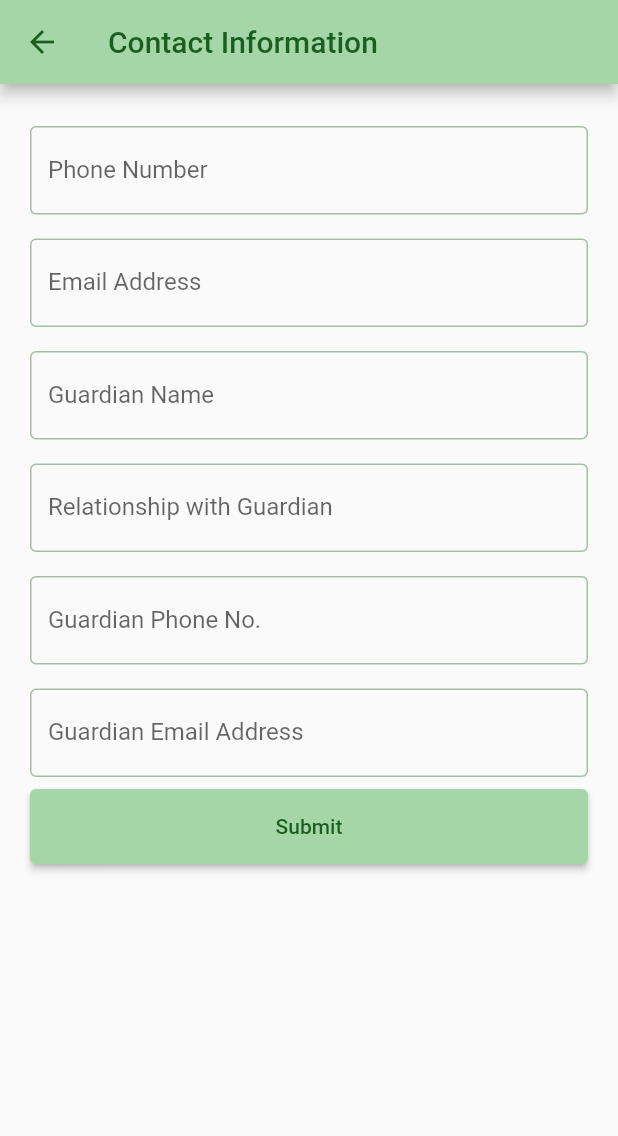
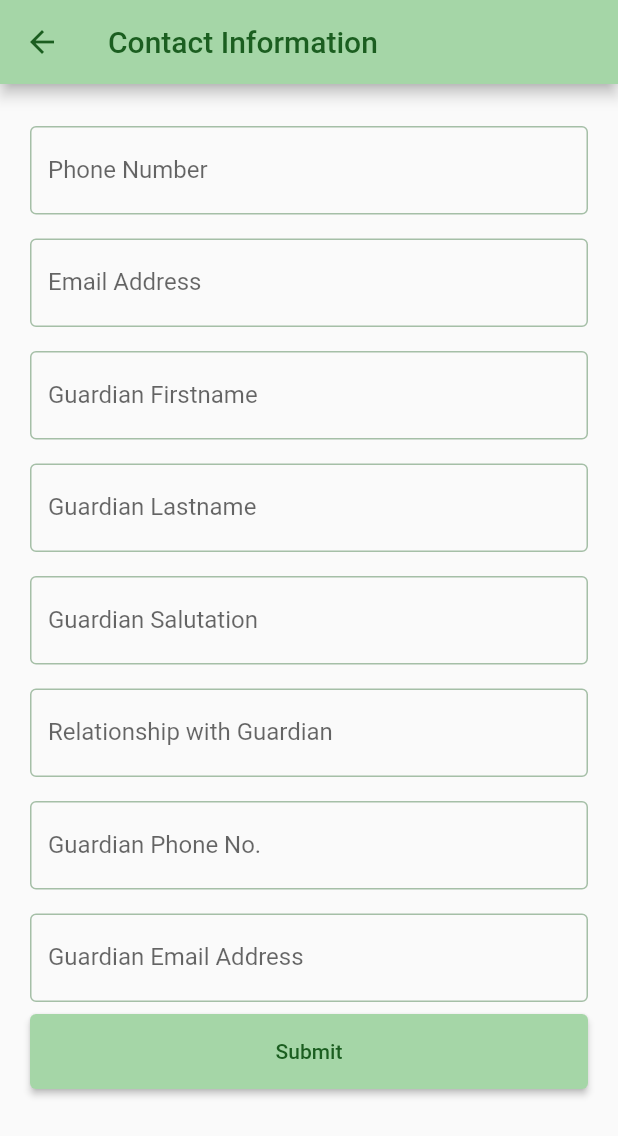
Before and after one commit to dianasupangan/ACTSafe_MobileApp, a Flutter app: the ContactInfoScreen screen opened by its route, after a tap on "Submit", on a phone screen of 412 x 824 dp. Shown: the top 1136 px of the screen. Run offline on Flutter 3.47's test engine with Material 2 defaults, Android fonts, the phone set to English and light mode, and no system bars; our stand-ins replace qr_flutter.

Commit message:
contact information

```diff
--- a/actsafe/lib/screen/contact/components/cinfo_form.dart
+++ b/actsafe/lib/screen/contact/components/cinfo_form.dart
@@ -1,4 +1,11 @@
+import 'dart:convert';
+
 import 'package:flutter/material.dart';
+import 'package:provider/provider.dart';
+import 'package:http/http.dart' as http;
+
+import '../../../model/user.dart';
+import '../../../utils/snackbar_helper.dart';
 
 class ContactForm extends StatefulWidget {
   const ContactForm({super.key});
@@ -11,7 +18,9 @@ class _ContactFormState extends State<ContactForm> {
   //add controller
   final phoneNumController = TextEditingController();
   final emailAddController = TextEditingController();
-  final guardianNameController = TextEditingController();
+  final guardianFirstNameController = TextEditingController();
+  final guardianLastNameController = TextEditingController();
+  final salutationController = TextEditingController();
   final guardianRelController = TextEditingController();
   final guardianPhoneNumController = TextEditingController();
   final guardianEmailAddController = TextEditingController();
@@ -44,10 +53,30 @@ class _ContactFormState extends State<ContactForm> {
           padding: const EdgeInsets.symmetric(vertical: 8.0),
           child: TextField(
             decoration: const InputDecoration(
-              label: Text('Guardian Name'),
+              label: Text('Guardian Firstname'),
               border: OutlineInputBorder(),
             ),
-            controller: guardianNameController,
+            controller: guardianFirstNameController,
+          ),
+        ),
+        Padding(
+          padding: const EdgeInsets.symmetric(vertical: 8.0),
+          child: TextField(
+            decoration: const InputDecoration(
+              label: Text('Guardian Lastname'),
+              border: OutlineInputBorder(),
+            ),
+            controller: guardianLastNameController,
+          ),
+        ),
+        Padding(
+          padding: const EdgeInsets.symmetric(vertical: 8.0),
+          child: TextField(
+            decoration: const InputDecoration(
+              label: Text('Guardian Salutation'),
+              border: OutlineInputBorder(),
+            ),
+            controller: salutationController,
           ),
         ),
         Padding(
@@ -82,7 +111,7 @@ class _ContactFormState extends State<ContactForm> {
         ),
         ElevatedButton(
           onPressed: () {
-            contactInfo();
+            submitContactInfo();
           },
           style: ElevatedButton.styleFrom(
             minimumSize: const Size.fromHeight(
@@ -95,5 +124,37 @@ class _ContactFormState extends State<ContactForm> {
     );
   }
 
-  Future<void> contactInfo() async {}
+  void submitContactInfo() async {
+    final userData = Provider.of<User>(context, listen: false);
+
+    print('Submit');
+    var url = Uri.parse("http://127.0.0.1/http/contact-info.php");
+    var response = await http.post(
+      url,
+      body: {
+        "id_number": userData.items.first.idNumber.toString(),
+        "phone_number": phoneNumController.text,
+        "email_address": emailAddController.text,
+        "guardian_id": 'G-${userData.items.first.idNumber.toString()}',
+        "first_name": guardianFirstNameController.text,
+        "last_name": guardianLastNameController.text,
+        "salutation": salutationController.text,
+        "relationship": guardianRelController.text,
+        "g_phone_number": guardianPhoneNumController.text,
+        "g_email_address": guardianEmailAddController.text,
+      },
+    );
+    final utf = utf8.decode(response.bodyBytes);
+    final json = jsonDecode(utf);
+    final result = json['status'];
+    print("hi: $result");
+
+    if (result == 'Success') {
+      print('Fetch users completed');
+      Navigator.of(context).pop();
+      showSuccessMessage(context, message: "Contact Information Submitted");
+    } else {
+      showErrorMessage(context, message: "Submission Failed");
+    }
+  }
 }
--- a/actsafe/lib/screen/healthdec/components/healthdec_form.dart
+++ b/actsafe/lib/screen/healthdec/components/healthdec_form.dart
@@ -174,7 +174,6 @@ class _HealthDecFormState extends State<HealthDecForm> {
   void submitHealthDeclaration() async {
     print('Submit');
     //access provider
-    print(traveledOverseas + contactOverseasTravel);
     final userData = Provider.of<User>(context, listen: false);
     var url = Uri.parse("http://127.0.0.1/http/health-declaration.php");
     var response = await http.post(
```
